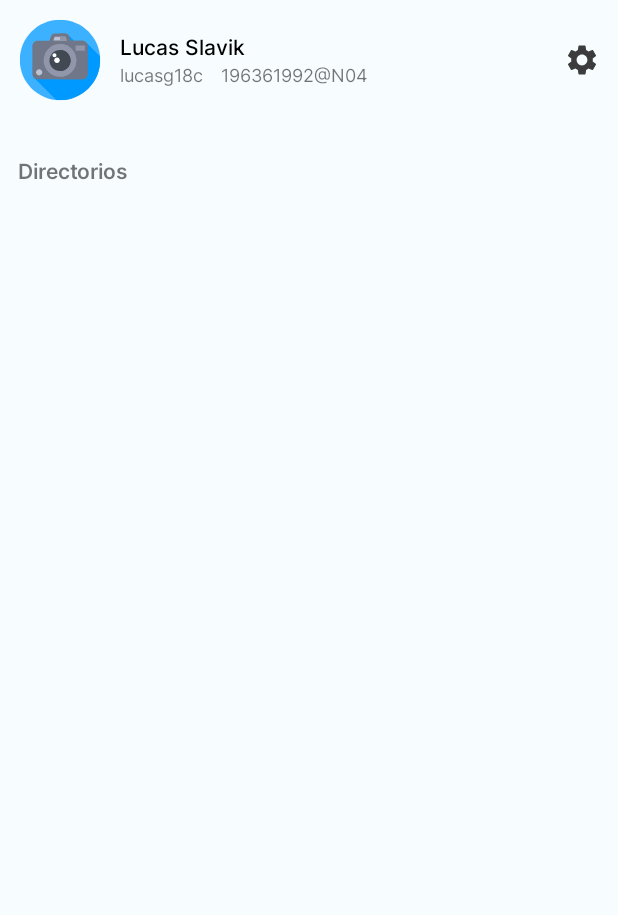
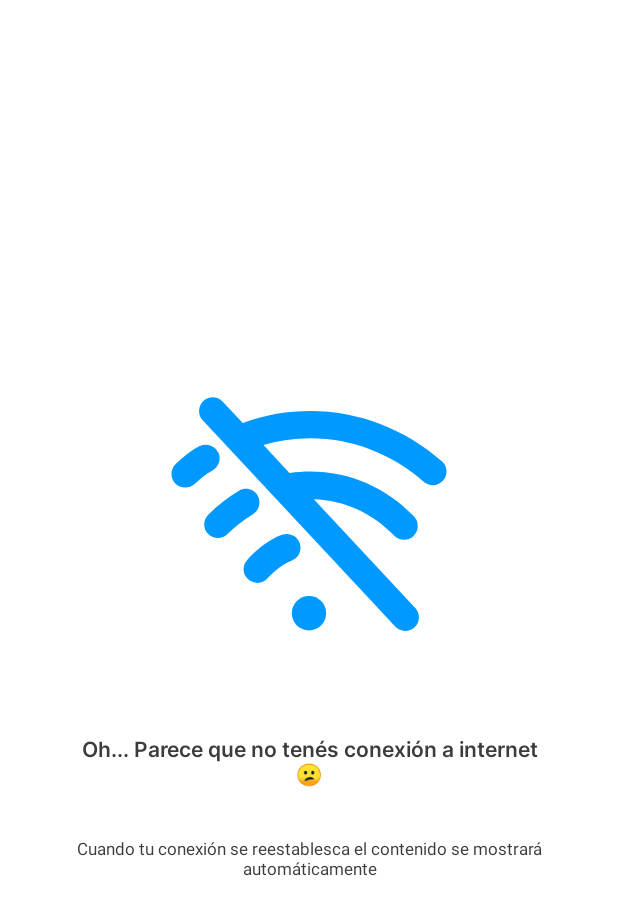
Before and after one commit to lucasg18c/78341-TDAM, an Android app: the screen it shows after launch (MainActivity), on a phone screen of 412 x 824 dp. Shown: the top 915 px of the screen. Run offline under Robolectric (Android 15) with nearby library versions, the phone set to English and light mode, and no system bars; our stand-ins replace Room's generated code, Volley; network calls fail.

Commit message:
pantallas por falta de conexión

```diff
--- a/app/src/main/java/com/slavik/tdam/ui/MainActivity.java
+++ b/app/src/main/java/com/slavik/tdam/ui/MainActivity.java
@@ -20,6 +20,8 @@ import androidx.appcompat.app.AppCompatActivity;
 import androidx.core.app.NotificationCompat;
 import androidx.core.app.NotificationManagerCompat;
 import androidx.core.content.ContextCompat;
+import androidx.lifecycle.LiveData;
+import androidx.lifecycle.MutableLiveData;
 import androidx.preference.PreferenceManager;
 import androidx.room.Room;
 
@@ -36,6 +38,7 @@ import com.slavik.tdam.ui.home.HomeFragment;
 
 public class MainActivity extends AppCompatActivity {
 
+    private final MutableLiveData<Boolean> _isConnected = new MutableLiveData<>();
     private RequestQueue queue;
     private IRepository repository;
     private Photoset currentPhotoset;
@@ -49,6 +52,8 @@ public class MainActivity extends AppCompatActivity {
             NetworkInfo activeNetworkInfo = connectivityManager != null ? connectivityManager.getActiveNetworkInfo() : null;
             boolean connected = activeNetworkInfo != null && activeNetworkInfo.isConnected();
             lblNoConection.setVisibility(connected ? View.GONE : View.VISIBLE);
+
+            _isConnected.setValue(connected);
 
             if (!connected) {
 
@@ -86,6 +91,10 @@ public class MainActivity extends AppCompatActivity {
             }
         }
     };
+
+    public LiveData<Boolean> isConnected() {
+        return _isConnected;
+    }
 
     @Override
     protected void onCreate(Bundle savedInstanceState) {
--- /dev/null
+++ b/app/src/main/java/com/slavik/tdam/ui/error/ErrorFragment.java
@@ -0,0 +1,52 @@
+package com.slavik.tdam.ui.error;
+
+import android.os.Bundle;
+import android.view.LayoutInflater;
+import android.view.View;
+import android.view.ViewGroup;
+
+import androidx.annotation.NonNull;
+import androidx.annotation.Nullable;
+import androidx.fragment.app.Fragment;
+import androidx.fragment.app.FragmentManager;
+import androidx.lifecycle.ViewModelProvider;
+
+import com.slavik.tdam.R;
+import com.slavik.tdam.ui.MainActivity;
+import com.slavik.tdam.ui.home.HomeFragment;
+
+public class ErrorFragment extends Fragment {
+
+    private ErrorViewModel mViewModel;
+
+    public static ErrorFragment newInstance() {
+        return new ErrorFragment();
+    }
+
+    @Override
+    public View onCreateView(@NonNull LayoutInflater inflater, @Nullable ViewGroup container,
+                             @Nullable Bundle savedInstanceState) {
+        return inflater.inflate(R.layout.fragment_error, container, false);
+    }
+
+    @Override
+    public void onCreate(@Nullable Bundle savedInstanceState) {
+        super.onCreate(savedInstanceState);
+        mViewModel = new ViewModelProvider(this).get(ErrorViewModel.class);
+
+    }
+
+    @Override
+    public void onViewCreated(@NonNull View view, @Nullable Bundle savedInstanceState) {
+        super.onViewCreated(view, savedInstanceState);
+        ((MainActivity) requireActivity())
+                .isConnected().observe(getViewLifecycleOwner(), connected -> {
+                    if (connected) {
+                        FragmentManager fragmentManager = requireActivity().getSupportFragmentManager();
+                        fragmentManager.beginTransaction()
+                                .replace(R.id.fragment_container_view, HomeFragment.class, null)
+                                .commit();
+                    }
+                });
+    }
+}
--- /dev/null
+++ b/app/src/main/java/com/slavik/tdam/ui/error/ErrorViewModel.java
@@ -0,0 +1,7 @@
+package com.slavik.tdam.ui.error;
+
+import androidx.lifecycle.ViewModel;
+
+public class ErrorViewModel extends ViewModel {
+    // TODO: Implement the ViewModel
+}
--- a/app/src/main/java/com/slavik/tdam/ui/home/HomeFragment.java
+++ b/app/src/main/java/com/slavik/tdam/ui/home/HomeFragment.java
@@ -19,16 +19,15 @@ import com.slavik.tdam.model.Photoset;
 import com.slavik.tdam.ui.MainActivity;
 import com.slavik.tdam.ui.SettingsFragment;
 import com.slavik.tdam.ui.directory.DirectoryFragment;
+import com.slavik.tdam.ui.error.ErrorFragment;
+
+import java.util.List;
 
 public class HomeFragment extends Fragment {
 
     private HomeViewModel mViewModel;
     private PhotosetsAdapter photosetsAdapter;
     private SwipeRefreshLayout strHome;
-
-    public static HomeFragment newInstance() {
-        return new HomeFragment();
-    }
 
     @Override
     public View onCreateView(@NonNull LayoutInflater inflater, @Nullable ViewGroup container,
@@ -39,13 +38,14 @@ public class HomeFragment extends Fragment {
         photosetsAdapter = new PhotosetsAdapter(this);
 
         strHome = v.findViewById(R.id.strHome);
+        strHome.setRefreshing(true);
 
         RecyclerView rv = v.findViewById(R.id.listPhotosets);
         rv.setLayoutManager(lm);
         rv.setAdapter(photosetsAdapter);
 
         v.findViewById(R.id.btnSettings)
-                .setOnClickListener(b -> navigateTo(SettingsFragment.class));
+                .setOnClickListener(b -> navigateTo(SettingsFragment.class, true));
 
         return v;
     }
@@ -68,14 +68,27 @@ public class HomeFragment extends Fragment {
                 });
 
         strHome.setOnRefreshListener(() -> mViewModel.fetchPhotosets());
+
+        mViewModel.error().observe(getViewLifecycleOwner(), error -> {
+            if (error.length() == 0) return;
+            strHome.setRefreshing(false);
+            List<Photoset> photosets = mViewModel.photosets().getValue();
+            if (photosets == null || photosets.size() == 0) {
+                FragmentManager fragmentManager = requireActivity().getSupportFragmentManager();
+                fragmentManager.beginTransaction()
+                        .replace(R.id.fragment_container_view, ErrorFragment.class, null)
+                        .commit();
+
+            }
+        });
     }
 
     public void onPhotosetClicked(Photoset photoset) {
         ((MainActivity) requireActivity()).setCurrentPhotoset(photoset);
-        navigateTo(DirectoryFragment.class);
+        navigateTo(DirectoryFragment.class, true);
     }
 
-    public void navigateTo(Class<? extends Fragment> destination) {
+    public void navigateTo(Class<? extends Fragment> destination, boolean animate) {
         FragmentManager fragmentManager = requireActivity().getSupportFragmentManager();
         fragmentManager.beginTransaction()
                 .setCustomAnimations(
--- a/app/src/main/java/com/slavik/tdam/ui/home/HomeViewModel.java
+++ b/app/src/main/java/com/slavik/tdam/ui/home/HomeViewModel.java
@@ -17,6 +17,11 @@ public class HomeViewModel extends ViewModel {
     private final MutableLiveData<List<Photoset>> _photosets =
             new MutableLiveData<>(new ArrayList<>());
 
+    private final MutableLiveData<String> _error = new MutableLiveData<>("");
+    public LiveData<String> error() {
+        return _error;
+    }
+
     private IRepository repository;
 
     public void init(Fragment fragment) {
@@ -32,8 +37,7 @@ public class HomeViewModel extends ViewModel {
     public void fetchPhotosets() {
         repository.getPhotosets(false, (data, isSuccess) -> {
             if (!isSuccess) {
-                // mostrar snack de error
-                // ... todo
+                _error.postValue("No se pudieron recuperar los directorios.");
                 return;
             }
 
--- /dev/null
+++ b/app/src/main/res/drawable/ic_no_wifi.xml
@@ -0,0 +1,21 @@
+<vector xmlns:android="http://schemas.android.com/apk/res/android"
+    android:width="193dp"
+    android:height="193dp"
+    android:viewportWidth="193"
+    android:viewportHeight="193">
+  <path
+      android:pathData="M43.34,56.29C41.33,52.35 36.51,50.74 32.57,52.67C27.42,55.25 22.44,59.51 18.66,63.05C15.36,66.02 15.2,71.17 18.17,74.39C19.78,76.07 21.95,76.96 24.13,76.96C26.06,76.96 27.99,76.24 29.59,74.87C31.2,73.42 36.03,68.92 39.81,67.07C43.75,65.06 45.35,60.23 43.42,56.29H43.34Z"
+      android:fillColor="#0099FF"/>
+  <path
+      android:pathData="M174.18,61.6C152.71,42.62 125.37,32.17 97.22,32.17C83.96,32.17 71.01,34.42 58.62,38.84C58.38,38.92 58.14,39.16 57.9,39.32L46.08,26.7C43.02,23.48 37.96,23.24 34.74,26.3C31.52,29.35 31.36,34.42 34.34,37.64L146.92,158.26C148.53,159.95 150.62,160.83 152.79,160.83C154.72,160.83 156.73,160.11 158.26,158.66C161.48,155.61 161.64,150.54 158.66,147.32L99.31,83.71C117.09,84.28 133.65,91.76 146.28,105.02C147.89,106.71 149.98,107.52 152.07,107.52C154.08,107.52 156.09,106.79 157.62,105.27C160.83,102.21 160.99,97.14 157.94,93.93C141.77,76.88 120.14,67.55 97.22,67.55C93.2,67.55 89.18,67.87 85.24,68.43C85.24,68.43 85.16,68.43 85.08,68.43L69.88,52.11C78.73,49.54 87.9,48.17 97.22,48.17C121.43,48.17 144.99,57.18 163.57,73.58C165.1,74.95 167.02,75.59 168.88,75.59C171.13,75.59 173.3,74.71 174.91,72.86C177.88,69.56 177.56,64.41 174.18,61.52V61.6Z"
+      android:fillColor="#0099FF"/>
+  <path
+      android:pathData="M66.58,81.7C64.33,77.84 59.43,76.56 55.57,78.81C48.97,82.59 42.94,87.33 37.55,92.8C34.42,95.94 34.5,101.08 37.55,104.14C39.16,105.67 41.17,106.47 43.18,106.47C45.19,106.47 47.37,105.67 48.89,104.06C53.32,99.56 58.22,95.78 63.53,92.64C67.39,90.39 68.68,85.48 66.42,81.62L66.58,81.7Z"
+      android:fillColor="#0099FF"/>
+  <path
+      android:pathData="M91.19,109.77C89.91,105.51 85.4,103.17 81.14,104.46C72.78,107.03 64.57,114.75 60.47,119.1C57.42,122.31 57.5,127.38 60.79,130.43C62.32,131.88 64.33,132.69 66.34,132.69C68.43,132.69 70.61,131.88 72.13,130.19C77.12,124.97 82.51,120.95 85.89,119.9C90.15,118.61 92.48,114.11 91.19,109.85V109.77Z"
+      android:fillColor="#0099FF"/>
+  <path
+      android:pathData="M96.5,160.51C102.05,160.51 106.55,156.01 106.55,150.46C106.55,144.91 102.05,140.41 96.5,140.41C90.95,140.41 86.45,144.91 86.45,150.46C86.45,156.01 90.95,160.51 96.5,160.51Z"
+      android:fillColor="#0099FF"/>
+</vector>
--- /dev/null
+++ b/app/src/main/res/layout/fragment_error.xml
@@ -0,0 +1,37 @@
+<?xml version="1.0" encoding="utf-8"?>
+<LinearLayout xmlns:android="http://schemas.android.com/apk/res/android"
+    xmlns:tools="http://schemas.android.com/tools"
+    android:layout_width="match_parent"
+    android:layout_height="match_parent"
+    android:gravity="center"
+    android:orientation="vertical"
+    tools:context=".ui.error.ErrorFragment">
+
+    <ImageView
+        android:layout_width="220dp"
+        android:layout_height="220dp"
+        android:contentDescription="@string/no_wifi"
+        android:src="@drawable/ic_no_wifi" />
+
+    <TextView
+        android:layout_width="match_parent"
+        android:layout_height="wrap_content"
+        android:layout_marginHorizontal="48dp"
+        android:layout_marginTop="32dp"
+        android:fontFamily="@font/inter_semibold"
+        android:text="@string/no_wifi_header"
+        android:textAlignment="center"
+        android:textColor="@color/grey" />
+
+    <TextView
+        android:layout_width="match_parent"
+        android:layout_height="wrap_content"
+        android:layout_marginHorizontal="40dp"
+        android:layout_marginTop="32dp"
+        android:text="@string/no_wifi_message"
+        android:textAlignment="center"
+        android:textColor="@color/grey"
+        android:textSize="11sp"/>
+
+
+</LinearLayout>
--- a/app/src/main/res/values/strings.xml
+++ b/app/src/main/res/values/strings.xml
@@ -22,4 +22,7 @@
     <string name="attachment_summary_on">Automatically download attachments for incoming emails
     </string>
     <string name="attachment_summary_off">Only download attachments when manually requested</string>
+    <string name="no_wifi">sin wifi</string>
+    <string name="no_wifi_header">Oh... Parece que no tenés conexión a internet 😕</string>
+    <string name="no_wifi_message">Cuando tu conexión se reestablesca el contenido se mostrará automáticamente</string>
 </resources>
```
Also changed, not shown: app/src/main/java/com/slavik/tdam/ui/directory/DirectoryFragment.java (+30 -6 lines), app/src/main/java/com/slavik/tdam/ui/directory/DirectoryViewModel.java (+11 -0 lines), app/src/main/res/layout/fragment_directory.xml (+45 -9 lines).
